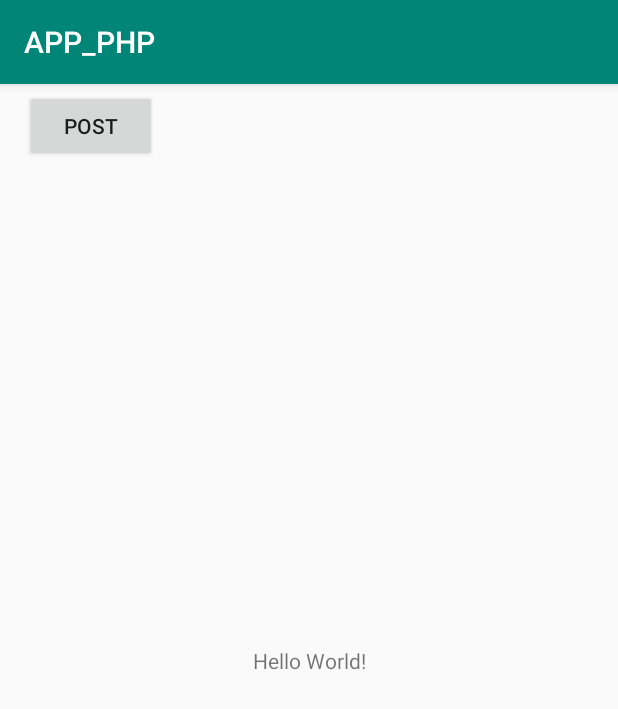
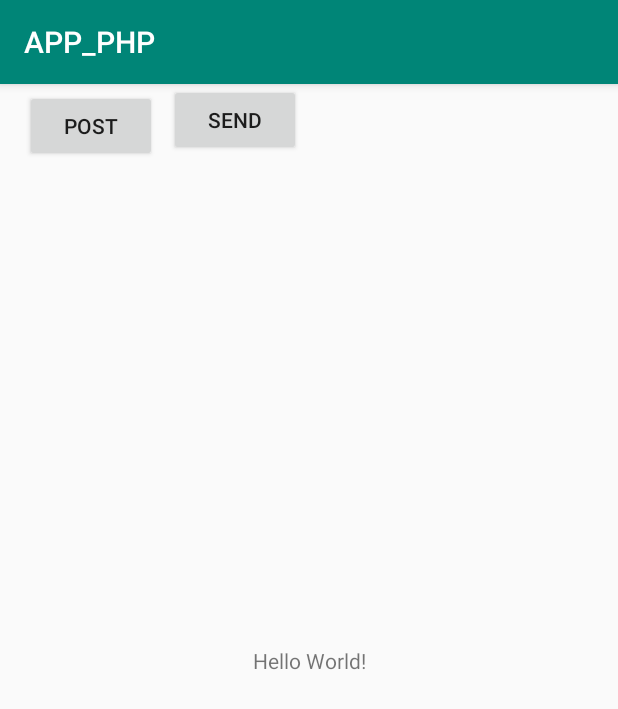
Before and after one commit to abc71421/volley_test, an Android app: the screen it shows after launch (MainActivity), on a phone screen of 412 x 824 dp. Shown: the top 709 px of the screen. Run offline under Robolectric (Android 15) with nearby library versions, the phone set to English and light mode, and no system bars; our stand-ins replace Volley.

Commit message:
完成資料上傳

```diff
--- a/app/src/main/java/com/asv/test/app_php/MainActivity.java
+++ b/app/src/main/java/com/asv/test/app_php/MainActivity.java
@@ -6,7 +6,9 @@ import android.util.Log;
 import android.view.View;
 import android.widget.Button;
 import android.widget.TextView;
+import android.widget.Toast;
 
+import com.android.volley.AuthFailureError;
 import com.android.volley.Request;
 import com.android.volley.RequestQueue;
 import com.android.volley.Response;
@@ -18,13 +20,18 @@ import org.json.JSONArray;
 import org.json.JSONException;
 import org.json.JSONObject;
 
+import java.util.HashMap;
+import java.util.Map;
+
 public class MainActivity extends AppCompatActivity {
 
     private RequestQueue mQueue;
     private final static String mUrl = "http://192.168.1.6:80/AndroidConnectDB/conn.php";
+    private final static String mUrl_S = "http://192.168.1.6:80/AndroidConnectDB/get.php";
 
     private TextView msg;
     private Button mGetMsgBtn;
+    private Button mSendMsgBtn;
     private String TAG = "ONCONNECT";
 
     @Override
@@ -32,8 +39,9 @@ public class MainActivity extends AppCompatActivity {
         super.onCreate(savedInstanceState);
         setContentView(R.layout.activity_main);
 
-        msg = (TextView) findViewById(R.id.textView);
-        mGetMsgBtn = (Button) findViewById(R.id.button);
+        msg = findViewById(R.id.textView);
+        mGetMsgBtn =findViewById(R.id.button);
+        mSendMsgBtn =findViewById(R.id.button2);
         mQueue = Volley.newRequestQueue(getApplicationContext());
 
         mGetMsgBtn.setOnClickListener(new View.OnClickListener() {
@@ -41,6 +49,16 @@ public class MainActivity extends AppCompatActivity {
             public void onClick(View v) {
                 msg.setText("");
                 volley_JsonObjectRequestPOST();
+
+            }
+        });
+
+        mSendMsgBtn.setOnClickListener(new View.OnClickListener() {
+            @Override
+            public void onClick(View v) {
+                msg.setText("");
+                volley_JsonObjectRequestPOST_Insert();
+                msg.setText("OK");
             }
         });
     }
@@ -56,7 +74,7 @@ public class MainActivity extends AppCompatActivity {
         JsonObjectRequest getRequest = new JsonObjectRequest(Request.Method.POST, mUrl,null, new Response.Listener<JSONObject>() {
             @Override
             public void onResponse(JSONObject response) {
-                Log.d(TAG, "onResponse: " + response.toString());
+                Log.d(TAG, "onResponse: Check what the php will show ===>  " + response.toString());
                 try {
                     JSONArray data = response.getJSONArray("data");
                     for (int i = 0; i < data.length(); i++) {
@@ -79,4 +97,46 @@ public class MainActivity extends AppCompatActivity {
         mQueue.add(getRequest);
     }
 
+
+    /***
+     * JsonObjectRequest
+     * JsonObjectRequest — To send and receive JSON Object from the Server
+     *
+     * POST方式請求伺服器
+     */
+    private void volley_JsonObjectRequestPOST_Insert(){
+        /**
+         * 用map.put來增加JSON內資料
+         *
+         * */
+        Map<String,String> map =new HashMap<String, String>();
+        map.put("id","10527088");
+        map.put("score","15");
+        map.put("name","WWWXD");
+        JSONObject data_send = new JSONObject(map);
+
+        JsonObjectRequest postRequest = new JsonObjectRequest(Request.Method.POST, mUrl_S,data_send, new Response.Listener<JSONObject>() {
+            @Override
+            public void onResponse(JSONObject response) {
+                Log.d(TAG, "onResponse: "+response.toString());
+            }
+        }, new Response.ErrorListener() {
+            @Override
+            public void onErrorResponse(VolleyError error) {
+                Log.d(TAG, "onErrorResponse: "+error.toString());
+            }
+        })  {
+            @Override
+            public Map<String, String> getHeaders() throws AuthFailureError {
+                HashMap<String,String> headers = new HashMap<String, String>();
+                headers.put("Content-Type", "application/json; charset=utf-8");
+                return headers;
+            }
+        };
+        postRequest.setTag("volley_JsonObjectRequestPost");
+        mQueue.add(postRequest);
+    }
+
+
+
 }
--- a/app/src/main/res/layout/activity_main.xml
+++ b/app/src/main/res/layout/activity_main.xml
@@ -40,4 +40,16 @@
         app:layout_constraintStart_toStartOf="parent"
         app:layout_constraintTop_toTopOf="parent" />
 
+    <Button
+        android:id="@+id/button2"
+        android:layout_width="wrap_content"
+        android:layout_height="wrap_content"
+        android:layout_marginStart="8dp"
+        android:layout_marginEnd="8dp"
+        android:text="@string/BtnPost_send"
+        app:layout_constraintEnd_toEndOf="parent"
+        app:layout_constraintHorizontal_bias="0.0"
+        app:layout_constraintStart_toEndOf="@+id/button"
+        tools:layout_editor_absoluteY="4dp" />
+
 </android.support.constraint.ConstraintLayout>
--- a/app/src/main/res/values/strings.xml
+++ b/app/src/main/res/values/strings.xml
@@ -1,4 +1,5 @@
 <resources>
     <string name="app_name">APP_PHP</string>
     <string name="BtnPost">POST</string>
+    <string name="BtnPost_send">SEND</string>
 </resources>
```
